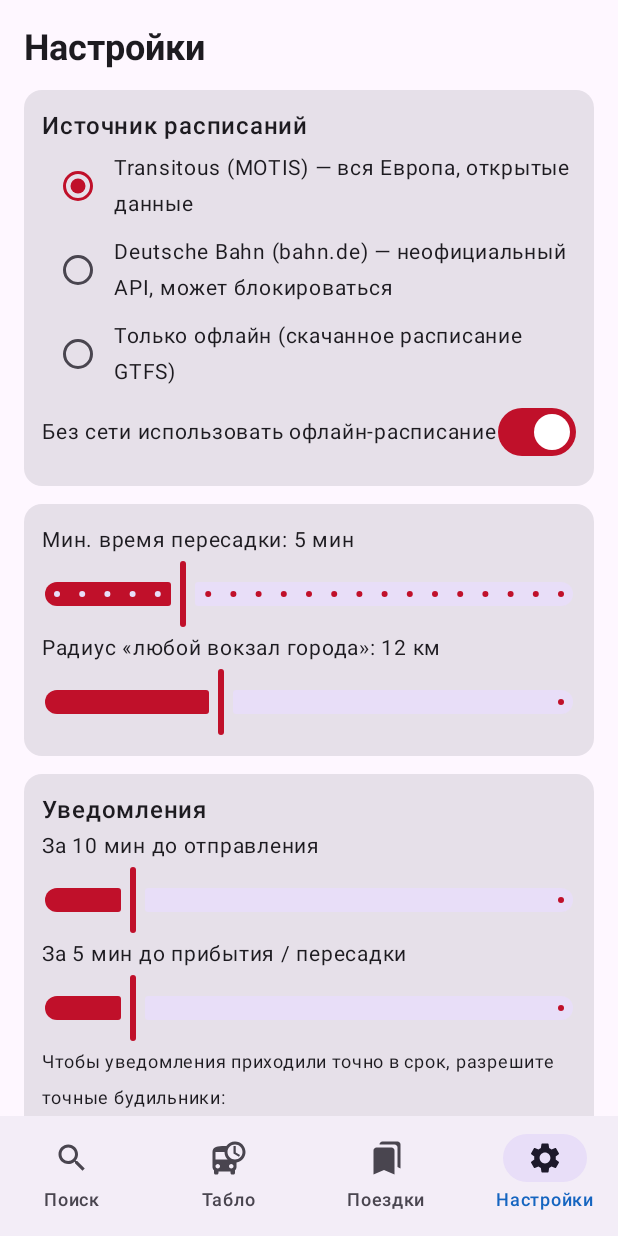
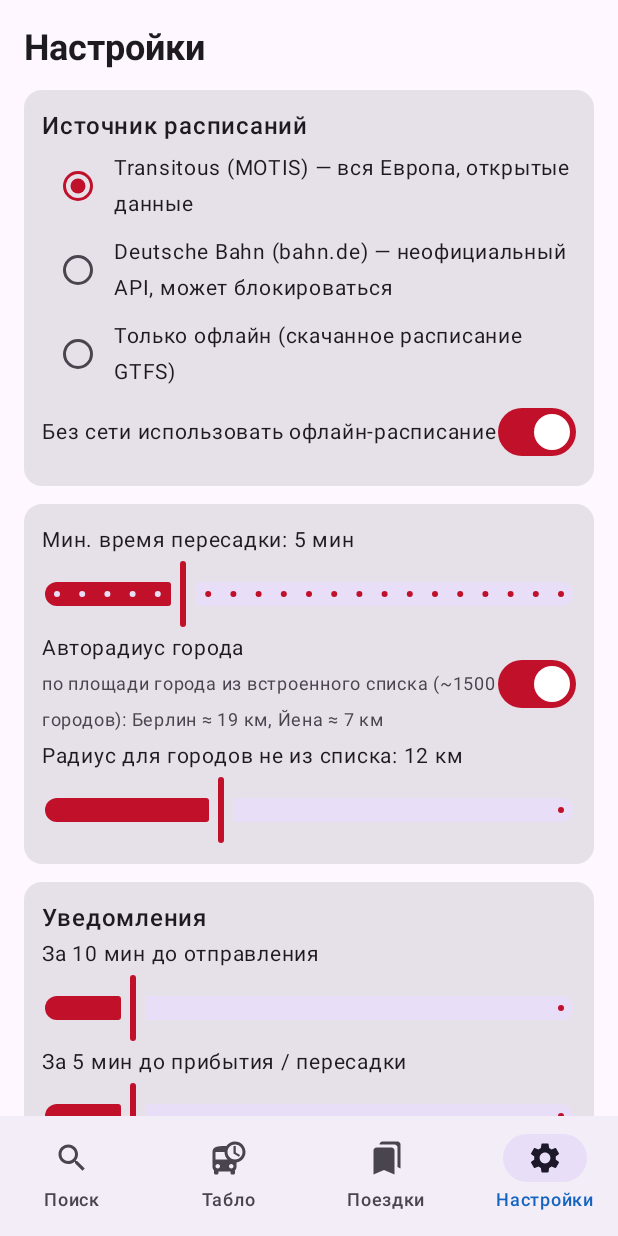
Before and after one commit to QwertyQwertovich/railnav, an Android app built with Jetpack Compose: the screen it shows after launch (MainActivity), item 4 of the bottom bar chosen, on a phone screen of 412 x 824 dp. Run offline under Robolectric (Android 15) with nearby library versions, the phone set to English and light mode, and no system bars; pictures from the network do not load; 2 statements that could not run were skipped.

Commit message:
Release 0.8: automatic city radius from a built-in table of ~1500 city areas (Wikidata)
Co-Authored-By: Claude Opus 5.5 <noreply@anthropic.com>

```diff
--- a/app/build.gradle.kts
+++ b/app/build.gradle.kts
@@ -13,8 +13,8 @@ android {
         applicationId = "de.railnav"
         minSdk = 26
         targetSdk = 35
-        versionCode = 7
-        versionName = "0.7"
+        versionCode = 8
+        versionName = "0.8"
         ndk { abiFilters += listOf("arm64-v8a") }
     }
 
--- a/app/src/main/java/de/railnav/data/TransitousProvider.kt
+++ b/app/src/main/java/de/railnav/data/TransitousProvider.kt
@@ -148,7 +148,7 @@ class TransitousProvider(private val base: String = "https://api.transitous.org"
     }
 
     override suspend fun mainStations(city: Place, radiusKm: Double, products: Set<Product>): List<Place> {
-        val r = radiusKm.coerceIn(3.0, 10.0)
+        val r = radiusKm.coerceIn(2.5, 20.0)
         val dLat = r / 111.0; val dLon = r / (111.0 * Math.cos(Math.toRadians(city.lat)))
         val arr = get("/api/v6/map/stops", listOf(
             "min" to String.format(Locale.US, "%.5f,%.5f", city.lat - dLat, city.lon - dLon),
--- a/app/src/main/java/de/railnav/store/Stores.kt
+++ b/app/src/main/java/de/railnav/store/Stores.kt
@@ -156,6 +156,11 @@ class Settings(ctx: Context) {
         set(v) = sp.edit().putInt("notifyArr", v).apply()
 
     /** Cities are routed via their main stations (Hbf / most important) instead of any stop in the radius. */
+    /** Radius per city from the built-in table (falls back to [cityRadiusKm]). */
+    var cityRadiusAuto: Boolean
+        get() = sp.getBoolean("cityRadiusAuto", true)
+        set(v) = sp.edit().putBoolean("cityRadiusAuto", v).apply()
+
     var cityMainStations: Boolean
         get() = sp.getBoolean("cityMain", true)
         set(v) = sp.edit().putBoolean("cityMain", v).apply()
--- a/app/src/main/java/de/railnav/ui/OtherScreens.kt
+++ b/app/src/main/java/de/railnav/ui/OtherScreens.kt
@@ -131,7 +131,16 @@ fun SettingsScreen(vm: AppViewModel) {
             Column(Modifier.padding(12.dp)) {
                 Text("Мин. время пересадки: ${minTr.toInt()} мин", fontSize = 14.sp)
                 Slider(minTr, { minTr = it }, valueRange = 0f..20f, steps = 19, onValueChangeFinished = { s.minTransferMin = minTr.toInt() })
-                Text("Радиус «любой вокзал города»: ${radius.toInt()} км", fontSize = 14.sp)
+                var autoR by remember { mutableStateOf(s.cityRadiusAuto) }
+                Row(verticalAlignment = Alignment.CenterVertically) {
+                    Column(Modifier.weight(1f)) {
+                        Text("Авторадиус города", fontSize = 14.sp)
+                        Text("по площади города из встроенного списка (~1500 городов): Берлин ≈ 19 км, Йена ≈ 7 км",
+                            fontSize = 12.sp, color = MaterialTheme.colorScheme.onSurfaceVariant)
+                    }
+                    Switch(autoR, { autoR = it; s.cityRadiusAuto = it })
+                }
+                Text(if (autoR) "Радиус для городов не из списка: ${radius.toInt()} км" else "Радиус «любой вокзал города»: ${radius.toInt()} км", fontSize = 14.sp)
                 Slider(radius, { radius = it }, valueRange = 3f..30f, onValueChangeFinished = { s.cityRadiusKm = radius.toInt() })
             }
         }
--- a/app/src/main/java/de/railnav/ui/SearchScreen.kt
+++ b/app/src/main/java/de/railnav/ui/SearchScreen.kt
@@ -582,7 +582,8 @@ private fun PlaceRow(vm: AppViewModel, p: Place, icon: androidx.compose.ui.graph
     ListItem(
         headlineContent = { Text(if (p.isCity) "${p.name} — любой вокзал" else p.name) },
         supportingContent = {
-            Text(listOfNotNull(if (p.isCity) "город" else "станция", p.region).joinToString(" · "), fontSize = 12.sp, maxLines = 1,
+            Text(listOfNotNull(if (p.isCity) "город" else "станция", p.region,
+                if (p.isCity && p.radiusKm > 0) "≈ ${"%.0f".format(p.radiusKm)} км" else null).joinToString(" · "), fontSize = 12.sp, maxLines = 1,
                 overflow = TextOverflow.Ellipsis)
         },
         leadingContent = { Icon(icon, null) },
```
Also changed, not shown: app/src/main/java/de/railnav/store/CityRadius.kt (added, +40 -0 lines), app/src/main/java/de/railnav/ui/AppViewModel.kt (+16 -2 lines), 1 other file.
